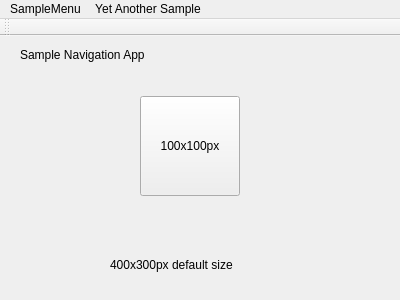
First picture: the form in SampleNavigationApp/mainwindow.ui, repository leon-anavi/AGL-HomeScreen, before the edit.
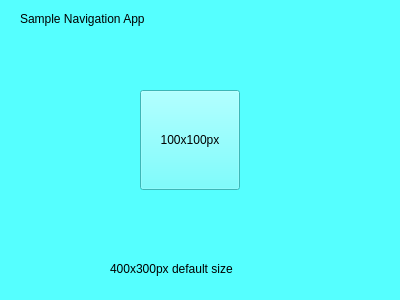
Second picture: the form after the edit.

Commit message: Remove menus and toolbar.

The edit to the form file:
```diff
--- a/SampleNavigationApp/mainwindow.ui
+++ b/SampleNavigationApp/mainwindow.ui
@@ -13,6 +13,9 @@
   <property name="windowTitle">
    <string>MainWindow</string>
   </property>
+  <property name="styleSheet">
+   <string notr="true">background-color: rgb(85, 255, 255);</string>
+  </property>
   <widget class="QWidget" name="centralWidget">
    <widget class="QLabel" name="label">
     <property name="geometry">
@@ -31,7 +34,7 @@
     <property name="geometry">
      <rect>
       <x>140</x>
-      <y>60</y>
+      <y>90</y>
       <width>100</width>
       <height>100</height>
      </rect>
@@ -44,7 +47,7 @@
     <property name="geometry">
      <rect>
       <x>110</x>
-      <y>220</y>
+      <y>260</y>
       <width>161</width>
       <height>17</height>
      </rect>
@@ -54,36 +57,6 @@
     </property>
    </widget>
   </widget>
-  <widget class="QMenuBar" name="menuBar">
-   <property name="geometry">
-    <rect>
-     <x>0</x>
-     <y>0</y>
-     <width>400</width>
-     <height>25</height>
-    </rect>
-   </property>
-   <widget class="QMenu" name="menuSampleMenu">
-    <property name="title">
-     <string>SampleMenu</string>
-    </property>
-   </widget>
-   <widget class="QMenu" name="menuYet_Another_Sample">
-    <property name="title">
-     <string>Yet Another Sample</string>
-    </property>
-   </widget>
-   <addaction name="menuSampleMenu"/>
-   <addaction name="menuYet_Another_Sample"/>
-  </widget>
-  <widget class="QToolBar" name="mainToolBar">
-   <attribute name="toolBarArea">
-    <enum>TopToolBarArea</enum>
-   </attribute>
-   <attribute name="toolBarBreak">
-    <bool>false</bool>
-   </attribute>
-  </widget>
  </widget>
  <layoutdefault spacing="6" margin="11"/>
  <resources/>
```
